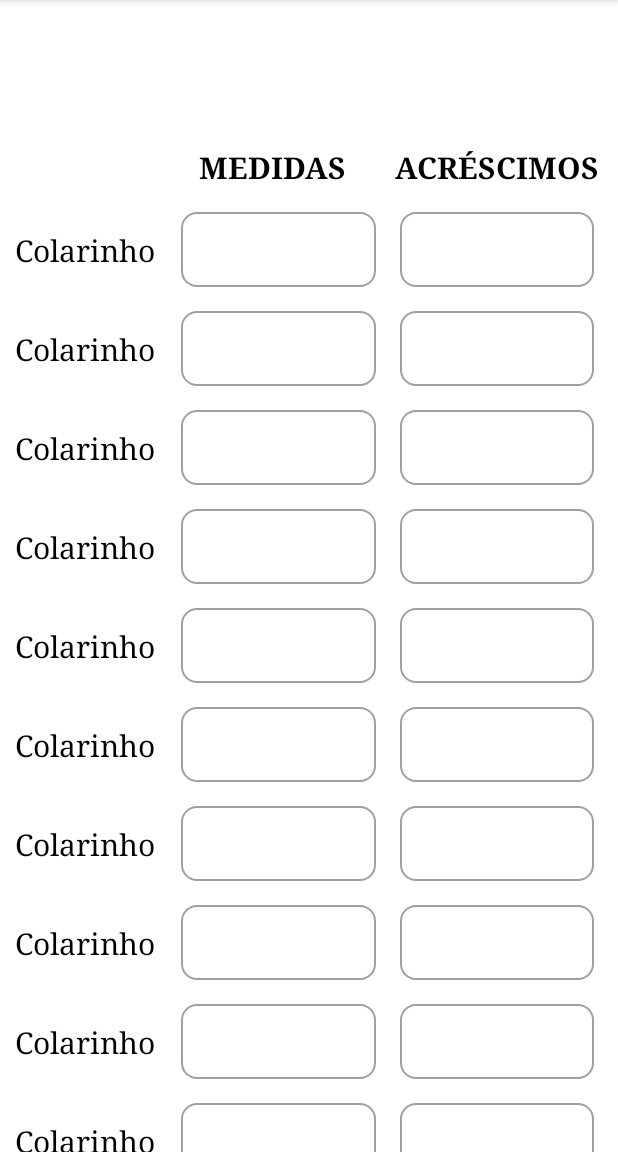
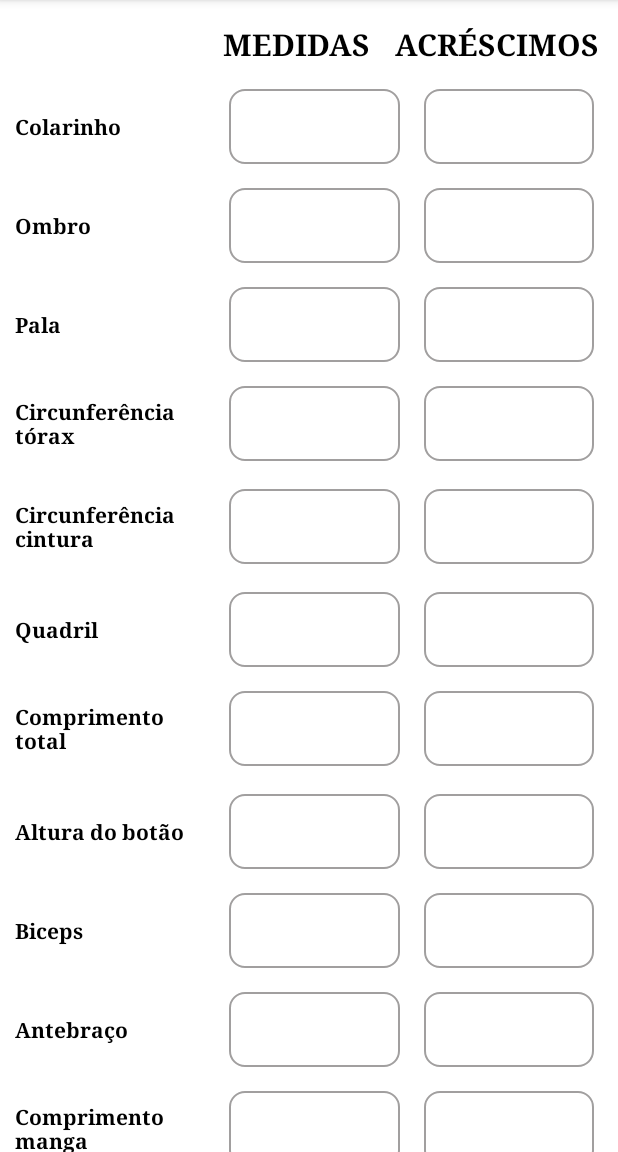
Before and after one commit to CaMaschion/camisaria, an Android app: the screen it shows after launch (MainActivity), after a tap on "botão para adicionar novo cliente", on a phone screen of 412 x 824 dp, the part 84-1236 px from its top. Run offline under Robolectric (Android 15) with nearby library versions, the light colour scheme and no system bars.

Commit message:
measure custom view

```diff
--- a/app/src/main/java/com/maschion/camisaria/MainActivity.kt
+++ b/app/src/main/java/com/maschion/camisaria/MainActivity.kt
@@ -20,6 +20,7 @@ class MainActivity : AppCompatActivity() {
         setContentView(binding.root)
         installSplashScreen()
 
+
         if (savedInstanceState == null) {
 
             supportFragmentManager.commit {
--- a/app/src/main/java/com/maschion/camisaria/data/model/Measure.kt
+++ b/app/src/main/java/com/maschion/camisaria/data/model/Measure.kt
@@ -15,7 +15,7 @@ data class Measure(
     var leftFist: Double,
     var elbowHeight: Double,
     var bodyHeight: Double,
-    var armhole: Double,
+    var armpits: Double,
 )  {
     override fun toString(): String = collar.toString() + shoulder.toString()
 }
--- a/app/src/main/java/com/maschion/camisaria/ui/MeasurementChartFragment.kt
+++ b/app/src/main/java/com/maschion/camisaria/ui/MeasurementChartFragment.kt
@@ -1,11 +1,48 @@
 package com.maschion.camisaria.ui
 
+import android.os.Bundle
+import android.view.LayoutInflater
+import android.view.View
+import android.view.ViewGroup
 import androidx.fragment.app.Fragment
 import com.maschion.camisaria.R
+import com.maschion.camisaria.databinding.FragmentMeasurementChartBinding
+import kotlinx.android.synthetic.main.fragment_measurement_chart.*
 
-class MeasurementChartFragment : Fragment(R.layout.fragment_measurement_chart) {
+class MeasurementChartFragment : Fragment() {
 
+    private lateinit var binding: FragmentMeasurementChartBinding
 
+    override fun onCreateView(
+        inflater: LayoutInflater,
+        container: ViewGroup?,
+        savedInstanceState: Bundle?
+    ): View {
+        binding = FragmentMeasurementChartBinding.inflate(inflater, container, false)
+        return binding.root
 
+    }
+
+    override fun onViewCreated(view: View, savedInstanceState: Bundle?) {
+        super.onViewCreated(view, savedInstanceState)
+
+        binding.collarTextView.setMeasureText(getString(R.string.collarTextMeasure))
+        binding.shoulderTextView.setMeasureText(getString(R.string.shoulderTextMeasure))
+        binding.betweenShoulderTextView.setMeasureText(getString(R.string.betweenShoulderTextMeasure))
+        binding.chestTextView.setMeasureText(getString(R.string.chestTextMeasure))
+        binding.waistTextView.setMeasureText(getString(R.string.waistTextMeasure))
+        binding.hipTextView.setMeasureText(getString(R.string.hipTextMeasure))
+        binding.totalLengthTextView.setMeasureText(getString(R.string.totalLengthTextMeasure))
+        binding.bottomHeightTextView.setMeasureText(getString(R.string.bottomHeightTextMeasure))
+        binding.bicepsTextView.setMeasureText(getString(R.string.bicepsTextMeasure))
+        binding.forearmTextView.setMeasureText(getString(R.string.forearmTextMeasure))
+        binding.shirtSleeveTextView.setMeasureText(getString(R.string.shirtSleeveTextMeasure))
+        binding.rightFistTextView.setMeasureText(getString(R.string.rightFistTextMeasure))
+        binding.leftFistTextView.setMeasureText(getString(R.string.leftFistTextMeasure))
+        binding.elbowHeightTextView.setMeasureText(getString(R.string.elbowHeightTextMeasure))
+        binding.bodyHeightTextView.setMeasureText(getString(R.string.bodyHeightTextMeasure))
+        binding.armpitsTextView.setMeasureText(getString(R.string.armpitsTextMeasure))
+
+    }
 
 }
--- /dev/null
+++ b/app/src/main/java/com/maschion/camisaria/viewmodel/ShirtViewModel.kt
@@ -0,0 +1,8 @@
+package com.maschion.camisaria.viewmodel
+
+import androidx.lifecycle.ViewModel
+
+class ShirtViewModel : ViewModel() {
+
+
+}
--- a/app/src/main/java/com/maschion/camisaria/widget/InputMeasureClientCustomView.kt
+++ b/app/src/main/java/com/maschion/camisaria/widget/InputMeasureClientCustomView.kt
@@ -10,19 +10,26 @@ import androidx.constraintlayout.widget.ConstraintLayout
 import com.maschion.camisaria.R
 import com.maschion.camisaria.databinding.MeasurementChartCustomviewBinding
 
-class InputMeasureClientCustomView (context: Context, attrs: AttributeSet
-    ) : LinearLayout(context, attrs) {
+class InputMeasureClientCustomView(
+    context: Context, attrs: AttributeSet
+) : LinearLayout(context, attrs) {
 
-    private val binding: MeasurementChartCustomviewBinding = MeasurementChartCustomviewBinding.inflate(
-        LayoutInflater.from(context), this, true
-    )
+    private val binding: MeasurementChartCustomviewBinding =
+        MeasurementChartCustomviewBinding.inflate(
+            LayoutInflater.from(context), this, true
+        )
 
-//    init {
-//
-//        val attributes = context.obtainStyledAttributes(attrs, R.styleable.)
-//        this.binding.measuresChart.setTypeface()
-//
-//
-//    }
+    init {
+
+        context.obtainStyledAttributes(attrs, R.styleable.InputMeasureClientCustomView).apply {
+            binding.measuresChart.text =
+                getString(R.styleable.InputMeasureClientCustomView_measureText)
+        }
+
+    }
+
+    fun setMeasureText(measure: String) {
+        this.binding.measuresChart.text = measure
+    }
 
 }
--- a/app/src/main/res/layout/component_header.xml
+++ b/app/src/main/res/layout/component_header.xml
@@ -11,6 +11,7 @@
         android:layout_width="wrap_content"
         android:layout_height="wrap_content"
         android:layout_marginStart="@dimen/dimen_12"
+        android:layout_marginTop="@dimen/dimen_16"
         android:layout_marginEnd="@dimen/dimen_16"
         android:fontFamily="serif"
         android:text="medidas"
@@ -18,16 +19,18 @@
         android:textColor="@color/black"
         android:textSize="20sp"
         android:textStyle="bold"
+        app:layout_constraintBottom_toBottomOf="@+id/add"
         app:layout_constraintEnd_toStartOf="@+id/add"
         app:layout_constraintHorizontal_bias="0.5"
         app:layout_constraintHorizontal_chainStyle="packed"
         app:layout_constraintStart_toStartOf="@+id/guideline2"
-        app:layout_constraintTop_toTopOf="@+id/guideline3" />
+        app:layout_constraintTop_toTopOf="parent" />
 
     <TextView
         android:id="@+id/add"
         android:layout_width="wrap_content"
         android:layout_height="wrap_content"
+        android:layout_marginTop="@dimen/dimen_16"
         android:layout_marginEnd="@dimen/dimen_12"
         android:fontFamily="serif"
         android:text="acréscimos"
@@ -36,20 +39,13 @@
         android:textSize="20sp"
         android:textStyle="bold"
         app:layout_constraintEnd_toEndOf="parent"
-        app:layout_constraintTop_toTopOf="@+id/guideline3" />
+        app:layout_constraintTop_toTopOf="parent" />
 
     <androidx.constraintlayout.widget.Guideline
         android:id="@+id/guideline2"
         android:layout_width="wrap_content"
         android:layout_height="wrap_content"
         android:orientation="vertical"
-        app:layout_constraintGuide_begin="105dp" />
-
-    <androidx.constraintlayout.widget.Guideline
-        android:id="@+id/guideline3"
-        android:layout_width="wrap_content"
-        android:layout_height="wrap_content"
-        android:orientation="horizontal"
-        app:layout_constraintGuide_begin="98dp" />
+        app:layout_constraintGuide_begin="137dp" />
 
 </androidx.constraintlayout.widget.ConstraintLayout>
--- a/app/src/main/res/layout/fragment_measurement_chart.xml
+++ b/app/src/main/res/layout/fragment_measurement_chart.xml
@@ -1,5 +1,6 @@
 <?xml version="1.0" encoding="utf-8"?>
 <LinearLayout xmlns:android="http://schemas.android.com/apk/res/android"
+    xmlns:app="http://schemas.android.com/apk/res-auto"
     xmlns:tools="http://schemas.android.com/tools"
     android:layout_width="match_parent"
     android:layout_height="wrap_content"
@@ -7,59 +8,86 @@
 
     <com.maschion.camisaria.widget.HeaderComponent
         android:layout_width="match_parent"
-        android:layout_height="wrap_content"/>
+        android:layout_height="wrap_content" />
 
     <com.maschion.camisaria.widget.InputMeasureClientCustomView
+        android:id="@+id/collarTextView"
         android:layout_width="match_parent"
-        android:layout_height="wrap_content"/>
+        android:layout_height="wrap_content" />
 
     <com.maschion.camisaria.widget.InputMeasureClientCustomView
+        android:id="@+id/shoulderTextView"
         android:layout_width="match_parent"
-        android:layout_height="wrap_content"/>
+        android:layout_height="wrap_content" />
 
     <com.maschion.camisaria.widget.InputMeasureClientCustomView
+        android:id="@+id/betweenShoulderTextView"
         android:layout_width="match_parent"
-        android:layout_height="wrap_content"/>
+        android:layout_height="wrap_content" />
 
     <com.maschion.camisaria.widget.InputMeasureClientCustomView
+        android:id="@+id/chestTextView"
         android:layout_width="match_parent"
-        android:layout_height="wrap_content"/>
+        android:layout_height="wrap_content" />
 
     <com.maschion.camisaria.widget.InputMeasureClientCustomView
+        android:id="@+id/waistTextView"
         android:layout_width="match_parent"
-        android:layout_height="wrap_content"/>
+        android:layout_height="wrap_content" />
 
     <com.maschion.camisaria.widget.InputMeasureClientCustomView
+        android:id="@+id/hipTextView"
         android:layout_width="match_parent"
-        android:layout_height="wrap_content"/>
+        android:layout_height="wrap_content" />
 
     <com.maschion.camisaria.widget.InputMeasureClientCustomView
+        android:id="@+id/totalLengthTextView"
         android:layout_width="match_parent"
-        android:layout_height="wrap_content"/>
+        android:layout_height="wrap_content" />
 
     <com.maschion.camisaria.widget.InputMeasureClientCustomView
+        android:id="@+id/bottomHeightTextView"
         android:layout_width="match_parent"
-        android:layout_height="wrap_content"/>
+        android:layout_height="wrap_content" />
 
     <com.maschion.camisaria.widget.InputMeasureClientCustomView
+        android:id="@+id/bicepsTextView"
         android:layout_width="match_parent"
-        android:layout_height="wrap_content"/>
+        android:layout_height="wrap_content" />
 
     <com.maschion.camisaria.widget.InputMeasureClientCustomView
+        android:id="@+id/forearmTextView"
         android:layout_width="match_parent"
-        android:layout_height="wrap_content"/>
+        android:layout_height="wrap_content" />
 
     <com.maschion.camisaria.widget.InputMeasureClientCustomView
+        android:id="@+id/shirtSleeveTextView"
         android:layout_width="match_parent"
-        android:layout_height="wrap_content"/>
+        android:layout_height="wrap_content" />
 
     <com.maschion.camisaria.widget.InputMeasureClientCustomView
+        android:id="@+id/rightFistTextView"
         android:layout_width="match_parent"
-        android:layout_height="wrap_content"/>
+        android:layout_height="wrap_content" />
 
     <com.maschion.camisaria.widget.InputMeasureClientCustomView
+        android:id="@+id/leftFistTextView"
         android:layout_width="match_parent"
-        android:layout_height="wrap_content"/>
+        android:layout_height="wrap_content" />
 
+    <com.maschion.camisaria.widget.InputMeasureClientCustomView
+        android:id="@+id/elbowHeightTextView"
+        android:layout_width="match_parent"
+        android:layout_height="wrap_content" />
+
+    <com.maschion.camisaria.widget.InputMeasureClientCustomView
+        android:id="@+id/bodyHeightTextView"
+        android:layout_width="match_parent"
+        android:layout_height="wrap_content" />
+
+    <com.maschion.camisaria.widget.InputMeasureClientCustomView
+        android:id="@+id/armpitsTextView"
+        android:layout_width="match_parent"
+        android:layout_height="wrap_content" />
 
 </LinearLayout>
--- a/app/src/main/res/layout/measurement_chart_customview.xml
+++ b/app/src/main/res/layout/measurement_chart_customview.xml
@@ -36,18 +36,16 @@
         android:layout_width="wrap_content"
         android:layout_height="wrap_content"
         android:orientation="vertical"
-        app:layout_constraintGuide_begin="105dp" />
+        app:layout_constraintGuide_begin="137dp" />
 
     <TextView
         android:id="@+id/measures_chart"
-        android:layout_width="wrap_content"
+        android:layout_width="0dp"
         android:layout_height="wrap_content"
-        android:layout_marginStart="@dimen/dimen_24"
-        android:layout_marginEnd="16dp"
         android:fontFamily="serif"
-        android:text="Colarinho"
+        android:padding="@dimen/dimen_10"
         android:textColor="@color/black"
-        android:textSize="20sp"
+        android:textStyle="bold"
         app:layout_constraintBottom_toBottomOf="@+id/editTextMeasure"
         app:layout_constraintEnd_toStartOf="@+id/guideline2"
         app:layout_constraintStart_toStartOf="parent"
--- /dev/null
+++ b/app/src/main/res/values/attrs.xml
@@ -0,0 +1,18 @@
+<?xml version="1.0" encoding="utf-8"?>
+<resources>
+
+    <declare-styleable name="InputMeasureClientCustomView">
+
+        <attr name="measureText" format="string"/>
+
+    </declare-styleable>
+
+    <declare-styleable name="HeaderComponent">
+
+        <attr name="measureHeaderText" format="string"/>
+        <attr name="addMeasureHeaderText" format="string"/>
+        <attr name="bold" format="boolean"/>
+
+    </declare-styleable>
+
+</resources>
--- a/app/src/main/res/values/strings.xml
+++ b/app/src/main/res/values/strings.xml
@@ -4,4 +4,22 @@
     <string name="date_service">Data de atendimento:</string>
     <string name="local_service">São Paulo</string>
     <string name="btn_add_client">botão para adicionar novo cliente</string>
+
+    <string name="collarTextMeasure">Colarinho</string>
+    <string name="shoulderTextMeasure">Ombro</string>
+    <string name="betweenShoulderTextMeasure">Pala</string>
+    <string name="chestTextMeasure">Circunferência tórax</string>
+    <string name="waistTextMeasure">Circunferência cintura</string>
+    <string name="hipTextMeasure">Quadril</string>
+    <string name="totalLengthTextMeasure">Comprimento total</string>
+    <string name="bottomHeightTextMeasure">Altura do botão </string>
+    <string name="bicepsTextMeasure">Biceps</string>
+    <string name="forearmTextMeasure">Antebraço</string>
+    <string name="shirtSleeveTextMeasure">Comprimento manga</string>
+    <string name="rightFistTextMeasure">Punho direito</string>
+    <string name="leftFistTextMeasure">Punho esquerdo</string>
+    <string name="elbowHeightTextMeasure">Altura do cotovelo</string>
+    <string name="bodyHeightTextMeasure">Altura do corpo</string>
+    <string name="armpitsTextMeasure">Entracavas</string>
+
 </resources>
```
